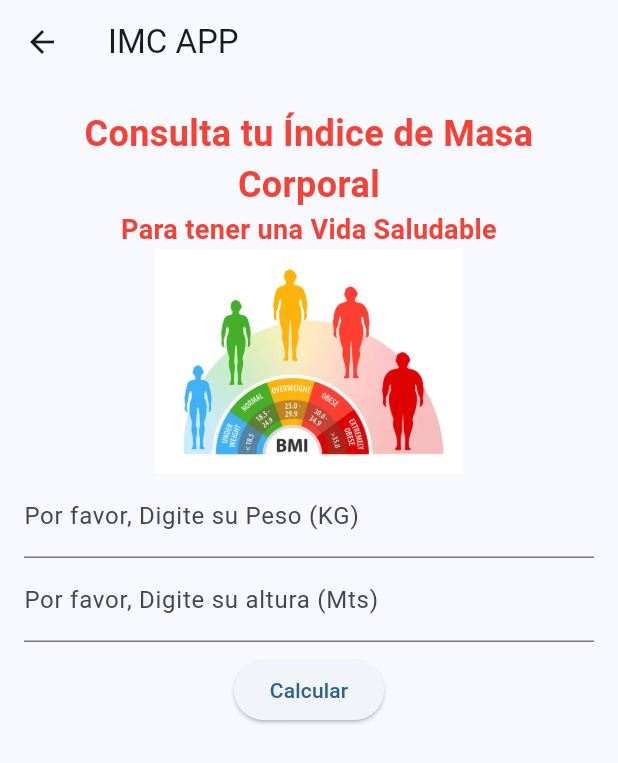
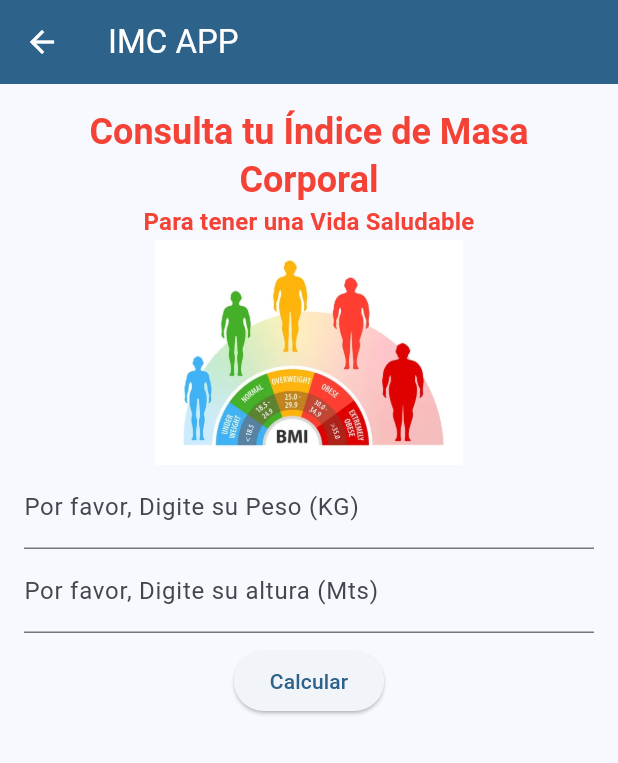
Before and after one commit to DazaTovarJ/imc_flutter, a Flutter app: the IMC screen opened by its route, on a phone screen of 412 x 824 dp. Shown: the top 763 px of the screen. Run offline on Flutter 3.47's test engine with Material 2 defaults, Android fonts, the light colour scheme and no system bars.

Commit message:
refactor(bmi): General styling enhancements

```diff
--- a/lib/mass.dart
+++ b/lib/mass.dart
@@ -23,7 +23,11 @@ class _IMCState extends State<IMC> {
   @override
   Widget build(BuildContext context) {
     return Scaffold(
-      appBar: AppBar(title: const Text("IMC APP")),
+      appBar: AppBar(
+        title: const Text("IMC APP"),
+        backgroundColor: Theme.of(context).colorScheme.primary,
+        foregroundColor: Theme.of(context).colorScheme.onPrimary,
+      ),
       body: Container(
         width: MediaQuery.of(context).size.width,
         padding: const EdgeInsets.all(16.0),
@@ -31,16 +35,20 @@ class _IMCState extends State<IMC> {
           mainAxisAlignment: MainAxisAlignment.start,
           crossAxisAlignment: CrossAxisAlignment.center,
           children: [
-            const Text(
+            Text(
               "Consulta tu Índice de Masa Corporal",
-              style: TextStyle(
-                  fontSize: 24, color: Colors.red, fontWeight: FontWeight.bold),
+              style: Theme.of(context).textTheme.headlineSmall!.copyWith(
+                color: Colors.red,
+                fontWeight: FontWeight.bold
+              ),
               textAlign: TextAlign.center,
             ),
-            const Text(
+            Text(
               "Para tener una Vida Saludable",
-              style: TextStyle(
-                  fontSize: 18, color: Colors.red, fontWeight: FontWeight.bold),
+              style: Theme.of(context).textTheme.titleMedium!.copyWith(
+                color: Colors.red,
+                fontWeight: FontWeight.bold
+             ),
               textAlign: TextAlign.center,
             ),
             Image.asset("assets/img/estado_imc.jpg", height: 150),
@@ -55,7 +63,10 @@ class _IMCState extends State<IMC> {
                 },
                 child: const Text("Calcular"),
             ),
-            massCalculated != 0 ? Text("SU INDICE DE MASA CORPORAL ES: $massCalculated") : Container(),
+            massCalculated != 0
+                ? Text("Su índice de masa corporal es: "
+                    "${massCalculated.toStringAsFixed(1)}")
+                : Container(),
           ],
         ),
       ),
```
